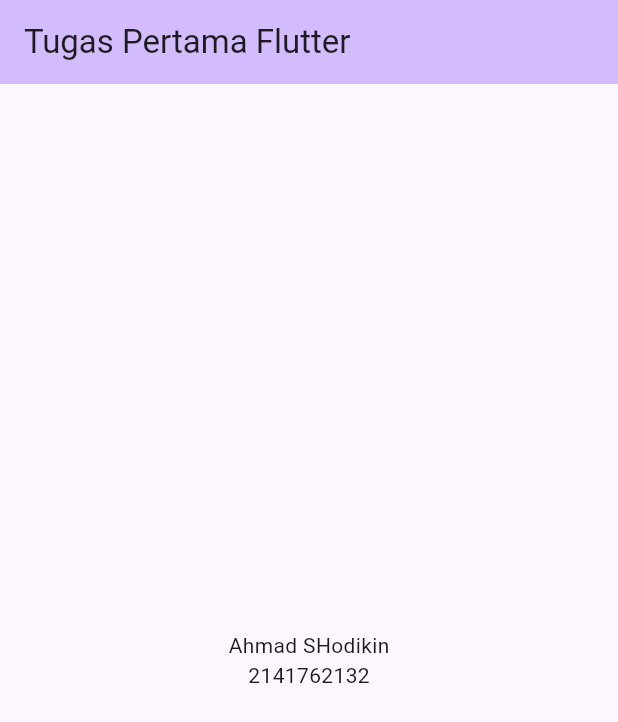
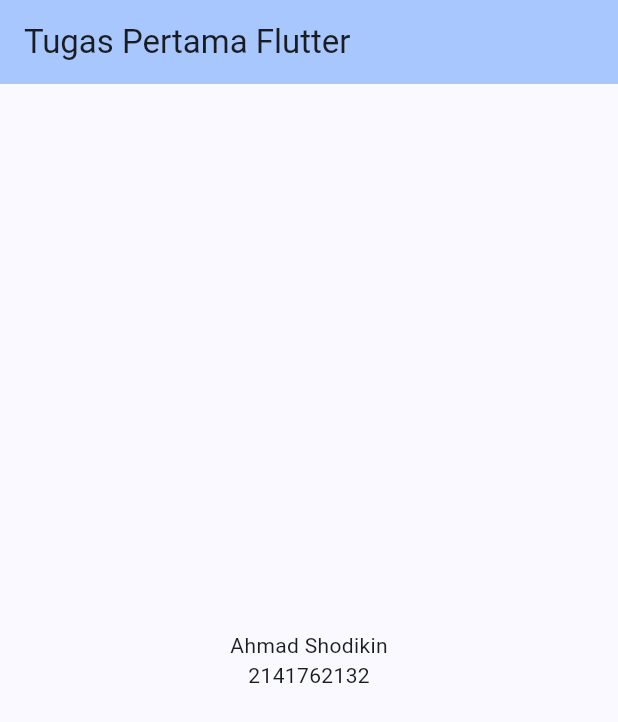
Before and after one commit to AhmadShodikinn/Learn-Mobile-Programming, a Flutter app: the screen it shows after launch, on a phone screen of 412 x 824 dp. Shown: the top 722 px of the screen. Run offline on Flutter 3.47's test engine with Material 2 defaults, Android fonts, the light colour scheme and no system bars.

Commit message:
test edit colors using scheme

```diff
--- a/praktikum1tugas/lib/main.dart
+++ b/praktikum1tugas/lib/main.dart
@@ -28,7 +28,7 @@ class MyApp extends StatelessWidget {
         //
         // This works for code too, not just values: Most code changes can be
         // tested with just a hot reload.
-        colorScheme: ColorScheme.fromSeed(seedColor: Colors.deepPurple),
+        colorScheme: ColorScheme.fromSeed(seedColor: Colors.blue.shade800),
         useMaterial3: true,
       ),
       home: const MyHomePage(title: 'Tugas Pertama Flutter'),
@@ -93,7 +93,7 @@ class _MyHomePageState extends State<MyHomePage> {
           mainAxisAlignment: MainAxisAlignment.center,
           children: <Widget>[
             Text(
-              'Ahmad SHodikin',
+              'Ahmad Shodikin',
             ),
             Text(
               '2141762132',
```
